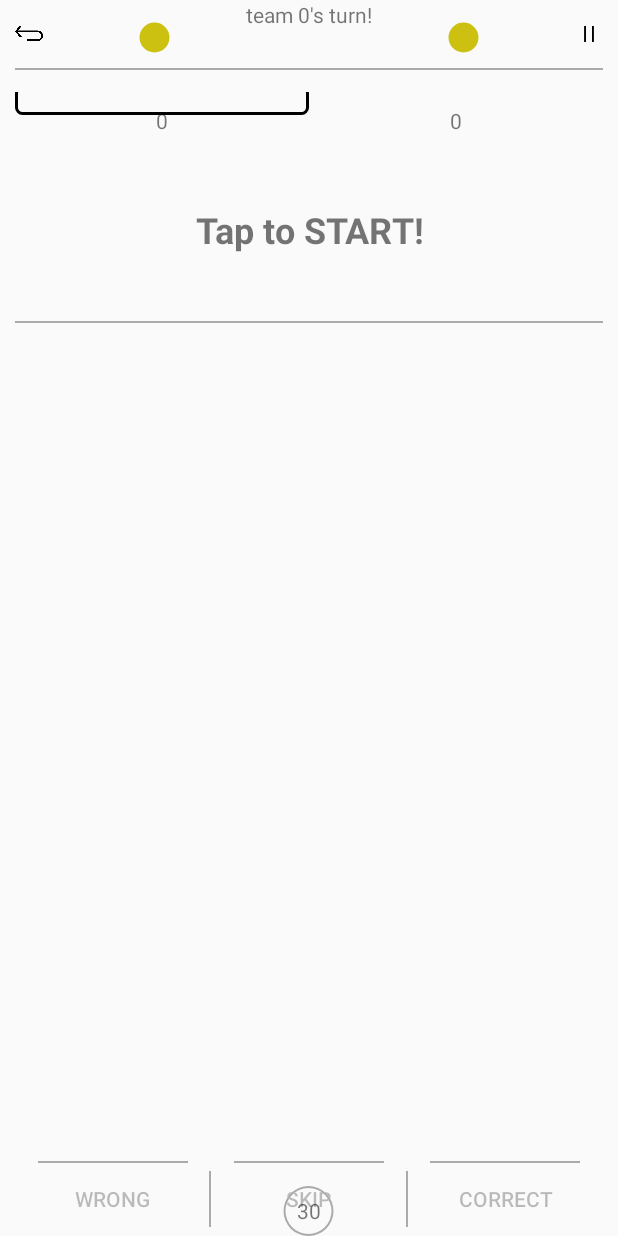
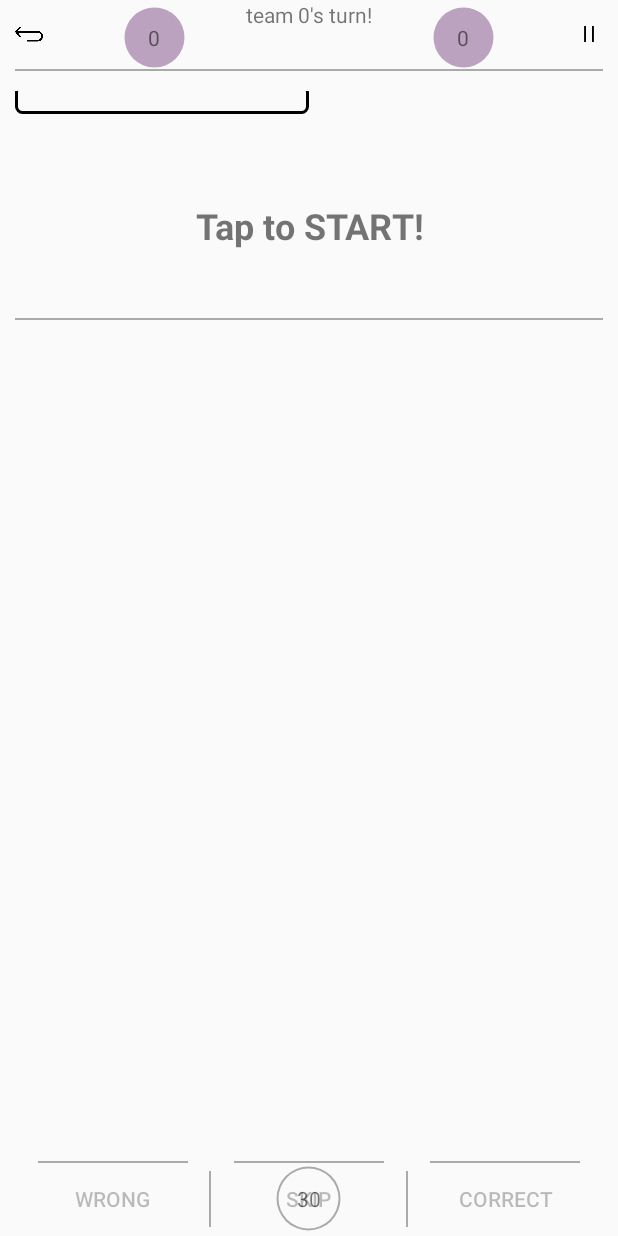
Before and after one commit to condiom/tabu, an Android app: the screen it shows after launch (Game), after a tap on "START GAME", on a phone screen of 412 x 824 dp. Run offline under Robolectric (Android 15) with nearby library versions, the phone set to English and light mode, and no system bars; 2 statements that could not run were skipped.

Commit message:
bigger circles including text-scores double background need to implement the starting one

```diff
--- a/app/src/main/java/tratrafe2/condiom/tambu/Game.java
+++ b/app/src/main/java/tratrafe2/condiom/tambu/Game.java
@@ -20,6 +20,7 @@ import android.view.Gravity;
 import android.view.MotionEvent;
 import android.view.View;
 import android.view.ViewAnimationUtils;
+import android.view.ViewOutlineProvider;
 import android.view.ViewTreeObserver;
 import android.widget.Button;
 import android.widget.FrameLayout;
@@ -31,6 +32,8 @@ import android.widget.TextView;
 import android.widget.Toast;
 
 import com.google.gson.Gson;
+
+import java.util.Random;
 
 
 public class Game extends Activity {
@@ -48,14 +51,14 @@ public class Game extends Activity {
     MediaPlayer mpTimer,mpCorrect,mpSkip,mpWrong,mpRound;
 
     ProgressBar pbar;
-    LinearLayout llTeamNames, llTeamScores, llindicators, touchLayout;
+    LinearLayout llTeamNames, llindicators, touchLayout;
     TextView console, timer, txt1, txt2, txt3, txt4, txt5, txtMain;
-    TextView teamScores[], indicators[];
-    ImageView teamBalls[];
+    TextView indicators[];
+    TextView teamBalls[];
     Button btnWrong, btnSkip, btnCorrect, btnNewGame;
     ImageButton btnPause;
 
-    int Scores[];
+    int Scores[],colors[];
     int currentCard, realTime, NumOfTeams, wrongPoints, skipPoints, goal, rounds, index, mode, maxRounds, goalRounds;
     Card cardArray[];
     String teamNamesStr[], winingTeam;
@@ -182,9 +185,9 @@ public class Game extends Activity {
             }
         }
         Scores = new int[NumOfTeams];
-        teamBalls = new ImageView[NumOfTeams];
+        teamBalls = new TextView[NumOfTeams];
+        colors = new int[NumOfTeams];
         indicators = new TextView[NumOfTeams];
-        teamScores = new TextView[NumOfTeams];
         teamPlaying = sharedPref.getInt("teamPlaying", 0);
         MAXFILES = sharedPref.getInt("MAXFILES", 13);
         countFiles = sharedPref.getInt("countFiles", 0);
@@ -234,7 +237,6 @@ public class Game extends Activity {
         btnSkip = (Button) findViewById(R.id.btnSkip);
         btnWrong = (Button) findViewById(R.id.btnWrong);
         llTeamNames = (LinearLayout) findViewById(R.id.llteamNames);
-        llTeamScores = (LinearLayout) findViewById(R.id.llteamScores);
         llindicators = (LinearLayout) findViewById(R.id.llindicators);
         touchLayout = (LinearLayout) findViewById(R.id.TouchLayout);
         btnCorrect.setEnabled(false);
@@ -271,7 +273,7 @@ public class Game extends Activity {
 
     /**
      * initialise Variables
-     * //TODO me kapio tropo na kamoume ta indicators (rectangles) na exoun to size tou onomatos tis omadas.
+     *
      */
     public void initializeVariables() {
         mpTimer = MediaPlayer.create(this, R.raw.timer);
@@ -288,15 +290,16 @@ public class Game extends Activity {
         //Insert team names
         for (int i = 0; i < NumOfTeams; i++) {
             final int j=i;
-            teamBalls[i] = new ImageView(this);
-            teamBalls[i].setImageResource(R.drawable.circle_ball);
-            GradientDrawable sd = (GradientDrawable)  teamBalls[i].getDrawable().mutate();
-            sd.setColor(Color.parseColor("#CCC111")); //TODO ADD COLOR BASED ON TEAM
-            Drawable ssd=(Drawable)sd;
+            teamBalls[i] = new TextView(this);
+            teamBalls[i].setBackgroundResource(R.drawable.circle_ball);
+            GradientDrawable sd = (GradientDrawable)  teamBalls[i].getBackground().mutate();
+            Random rnd = new Random();
+            int color = Color.argb(255, rnd.nextInt(256), rnd.nextInt(256), rnd.nextInt(256));
+            colors[i]=color;
+            sd.setColor(color); //TODO ADD COLOR BASED ON TEAM
 
-            teamScores[i] = new TextView(this);
-            teamScores[i].setText(Scores[i] + "");
-            teamScores[i].setTextAlignment(View.TEXT_ALIGNMENT_CENTER);
+            teamBalls[i].setText(Scores[i] + "");
+            teamBalls[i].setTextAlignment(View.TEXT_ALIGNMENT_CENTER);
 
             indicators[i] = new TextView(this);
             indicators[i].setBackgroundResource(R.drawable.rectangle_shape);
@@ -304,11 +307,10 @@ public class Game extends Activity {
             indicators[i].setVisibility(View.INVISIBLE);
 
             teamBalls[i].setLayoutParams(lp);
-            teamScores[i].setLayoutParams(lp);
+            teamBalls[i].setGravity(Gravity.CENTER_VERTICAL | Gravity.CENTER_HORIZONTAL);
             indicators[i].setLayoutParams(lp);
 
             fr.addView(teamBalls[i]);
-            llTeamScores.addView(teamScores[i]);
             llindicators.addView(indicators[i]);
         }
         fr.getViewTreeObserver().addOnGlobalLayoutListener(new ViewTreeObserver.OnGlobalLayoutListener() {
@@ -448,9 +450,9 @@ public class Game extends Activity {
      */
     public void updateScores() {
         for (int i = 0; i < NumOfTeams; i++) {
-            if(teamScores[i].getText().toString().compareTo(String.valueOf(Scores[i]))!=0) {
-                teamScores[i].setText(Scores[i] + "");
-                RunAnimation(teamScores[i]);
+            if(teamBalls[i].getText().toString().compareTo(String.valueOf(Scores[i]))!=0) {
+                teamBalls[i].setText(Scores[i] + "");
+                RunAnimation(teamBalls[i]);
             }
             if (mode == 1 && Scores[i] >= goalRounds) {
                 gameEnd();
@@ -639,8 +641,17 @@ public class Game extends Activity {
 
             @Override
             public void onAnimationEnd(Animator animator) {
+                ColorDrawable cd=new ColorDrawable();
+                cd.setColor(colors[teamPlaying]);
+                ((ImageView)findViewById(R.id.img2)).setImageDrawable(cd);
+                ((ImageView)findViewById(R.id.img1)).setVisibility(View.INVISIBLE);
                 b.setX(x);
                 b.setY(y);
+                ((GradientDrawable ) ((TextView)b).getBackground()).setStroke(3,Color.BLACK,0,0);
+                int last=teamPlaying-1;
+                if(last==-1)
+                    last=NumOfTeams-1;
+                ((GradientDrawable ) ((TextView)teamBalls[last]).getBackground()).setStroke(0,Color.BLACK,0,0);
             }
 
             @Override
@@ -671,7 +682,7 @@ public class Game extends Activity {
 
             @Override
             public void onTick(long l) {
-                speed += 0.2f;
+                speed += 0.1f;
                 if (b.getX() + b.getWidth() / 2 != finalX) {
                     if (b.getX() + b.getWidth() / 2 > finalX) {
                         b.setX(b.getX() - speedX);
@@ -690,27 +701,13 @@ public class Game extends Activity {
                     else {
                         b.setY(-b.getHeight() / 2 + tx.getY() + tx.getHeight() / 2);
                         cdt2.cancel();
-
-
-                     //   GradientDrawable sd = (GradientDrawable)  teamBalls[i].getDrawable().mutate();
-                     //   sd.setColor(Color.parseColor("#CCC111")); //TODO ADD COLOR BASED ON TEAM
-                     //   Drawable ssd=(Drawable)sd;
-
-                        ColorDrawable cd=new ColorDrawable();
-                        cd.setColor(Color.parseColor("#CCC111"));
-
-
-                        ((ImageView)findViewById(R.id.img1)).setImageDrawable(cd);
-                        revealCircle(b,R.id.img1,oldX,oldY);
-
-
-
+                        ColorDrawable cd = new ColorDrawable();
+                        cd.setColor(colors[teamPlaying]);
+                        ((ImageView) findViewById(R.id.img1)).setImageDrawable(cd);
+                        revealCircle(b, R.id.img1, oldX, oldY);
                     }
                 }
-
-
             }
-
             @Override
             public void onFinish() {
             }
--- a/app/src/main/res/drawable/circle_ball.xml
+++ b/app/src/main/res/drawable/circle_ball.xml
@@ -3,10 +3,14 @@
     xmlns:android="http://schemas.android.com/apk/res/android"
     android:shape="ring"
     android:innerRadius="0sp"
-    android:thickness="10dp"
+    android:thickness="20dp"
+    android:text="Test"
     android:useLevel="false">
 
+
     <solid android:color="@android:color/holo_blue_light" />
+    <stroke android:width="0dp" android:color="@android:color/white"/>
+
     <size
         android:height="50dp"
         android:width="50dp" />
--- a/app/src/main/res/drawable/circle_shape.xml
+++ b/app/src/main/res/drawable/circle_shape.xml
@@ -2,7 +2,7 @@
 <shape
     xmlns:android="http://schemas.android.com/apk/res/android"
     android:shape="ring"
-    android:innerRadius="15sp"
+    android:innerRadius="20dp"
     android:thickness="1dp"
     android:useLevel="false">
 
--- a/app/src/main/res/drawable/circular_progress_bar.xml
+++ b/app/src/main/res/drawable/circular_progress_bar.xml
@@ -3,7 +3,7 @@
     android:fromDegrees="270"
     android:toDegrees="270">
     <shape
-        android:innerRadius="15sp"
+        android:innerRadius="20dp"
         android:shape="ring"
         android:thickness="1dp"
         android:useLevel="true"><!-- this line fixes the issue for lollipop api 21 -->
--- a/app/src/main/res/layout/activity_game.xml
+++ b/app/src/main/res/layout/activity_game.xml
@@ -7,6 +7,11 @@
     tools:context="tratrafe2.condiom.tambu.Game"
     android:id="@+id/RelativeLayout">
 
+    <ImageView
+        android:id="@+id/img2"
+        android:layout_width="match_parent"
+        android:layout_height="match_parent"
+        android:visibility="visible" />
     <ImageView
         android:id="@+id/img1"
         android:layout_width="match_parent"
@@ -315,7 +320,7 @@
             <FrameLayout
                 android:id="@+id/timerFL"
                 android:layout_width="match_parent"
-                android:layout_height="33dp">
+                android:layout_height="50dp">
 
 
                 <RelativeLayout
```
